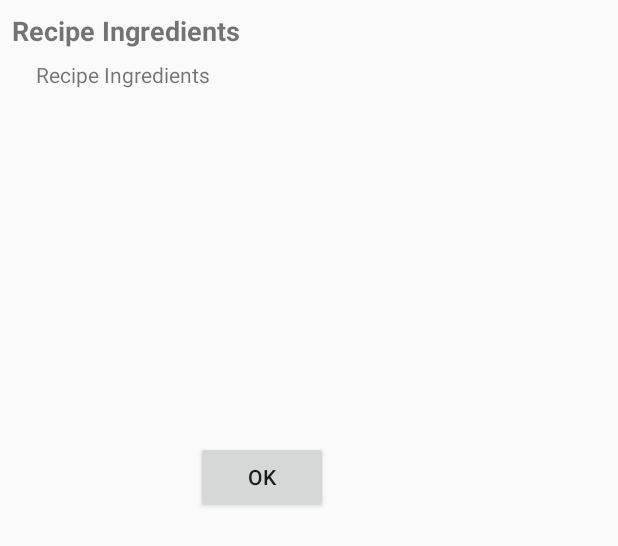
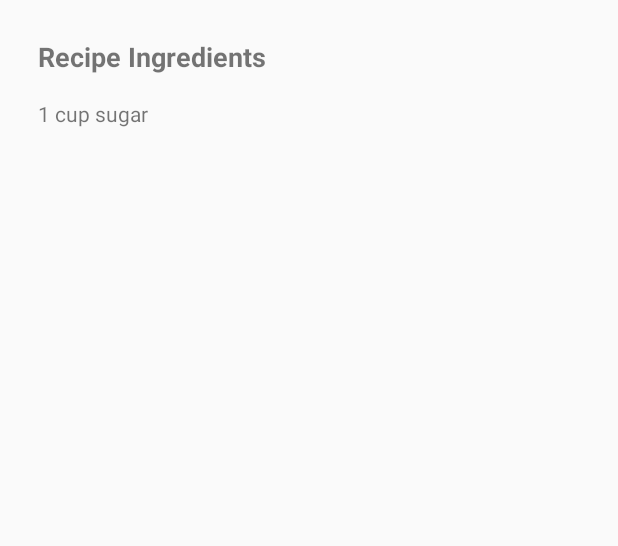
Before and after one commit to rsayeed/KeepRecipe, an Android app: the layout dialog_recipe_ingredients.xml on its own in the app's theme, with its tools: preview values and no code run, on a phone screen of 412 x 824 dp. Shown: the top 546 px of the screen. Run offline under Robolectric (Android 15) with nearby library versions, the phone set to English and light mode, and no system bars.

Commit message:
Modified logic better handling of deleting/adding items from main activity. Fixed issues with dialog ingredients view. Now it is scrollable. Got rid of the OK button. Not needed.

```diff
--- a/app/src/main/java/com/example/android/ubaking/utilities/RecipeMainAdapter.java
+++ b/app/src/main/java/com/example/android/ubaking/utilities/RecipeMainAdapter.java
@@ -186,7 +186,7 @@ public class RecipeMainAdapter extends RecyclerView.Adapter<RecipeMainAdapter.Re
     }
 
     /**
-     * Update the list of Trailer Items when new data has been laoded
+     * Update the list of recipe items when new data has been laoded
      */
     public void swapData(List<Recipe> list) {
 
--- a/app/src/main/res/layout/dialog_recipe_ingredients.xml
+++ b/app/src/main/res/layout/dialog_recipe_ingredients.xml
@@ -1,9 +1,16 @@
-<?xml version="1.0" encoding="utf-8"?>
 
 <RelativeLayout xmlns:android="http://schemas.android.com/apk/res/android"
     xmlns:tools="http://schemas.android.com/tools"
-    android:layout_width="350dp"
-    android:layout_height="350dp"
+    android:layout_width="match_parent"
+    android:layout_height="match_parent"
+    android:background="@android:color/transparent"
+    android:orientation="vertical">
+
+
+    <LinearLayout
+        android:layout_width="match_parent"
+        android:layout_height="300dp"
+        android:layout_margin="25dp"
         android:orientation="vertical">
 
         <TextView
@@ -11,9 +18,6 @@
             android:layout_width="match_parent"
             android:layout_height="wrap_content"
             android:layout_alignParentTop="true"
-        android:layout_marginLeft="8dp"
-        android:layout_marginStart="8dp"
-        android:layout_marginTop="8dp"
             android:fontFamily="sans-serif"
             android:text="@string/recipe_ingredients"
             android:textSize="18sp"
@@ -24,10 +28,7 @@
         <ScrollView
             android:id="@+id/dialog_scrollView"
             android:layout_width="match_parent"
-        android:layout_height="match_parent"
-        android:layout_alignParentTop="true"
-        android:layout_alignParentLeft="true"
-        android:layout_alignParentStart="true">
+            android:layout_height="match_parent">
 
             <TextView
                 android:id="@+id/dialog_ingredients_list"
@@ -35,23 +36,12 @@
                 android:layout_height="wrap_content"
                 android:layout_marginTop="16dp"
                 android:fontFamily="sans-serif"
-            android:padding="24dp"
                 android:textSize="14sp"
                 android:typeface="normal"
-            tools:text="Recipe Ingredients" />
+                tools:text="1 cup sugar" />
 
         </ScrollView>
 
-    <Button
-        android:id="@+id/dialogButtonOK"
-        android:layout_width="wrap_content"
-        android:layout_height="wrap_content"
-        android:layout_alignParentBottom="true"
-        android:layout_centerInParent="true"
-        android:layout_gravity="center"
-        android:layout_marginBottom="8dp"
-        android:layout_marginEnd="5dp"
-        android:layout_marginRight="5dp"
-        android:text="@string/dialog_close" />
+    </LinearLayout>
 
 </RelativeLayout>
--- a/app/src/main/res/values/strings.xml
+++ b/app/src/main/res/values/strings.xml
@@ -28,7 +28,7 @@
     <string name="error_recipe_ingredient">Ingredient is required</string>
     <string name="error_recipe_stepDesc">Please enter a short description</string>
     <string name="error_recipe_video">Please enter a Youtube URL</string>
-    <string name="contact_admin">There has been an error. Please send us details on what went wrong!</string>
+    <string name="contact_admin">There has been an error. Please contact support.</string>
     <string name="menu_contact">Contact Support</string>
     <string name="email_to">keeprecipe@gmail.com</string>
     <string name="email_subject">Keep Recipe - Feedback/Support</string>
```
Also changed, not shown: app/src/main/java/com/example/android/ubaking/RecipeAddActivity.java (+47 -0 lines), app/src/main/java/com/example/android/ubaking/RecipeDetailsActivity.java (+0 -12 lines), app/src/main/java/com/example/android/ubaking/RecipeMainActivity.java (+26 -16 lines). Lines whose indentation alone changed are shown as unchanged.
